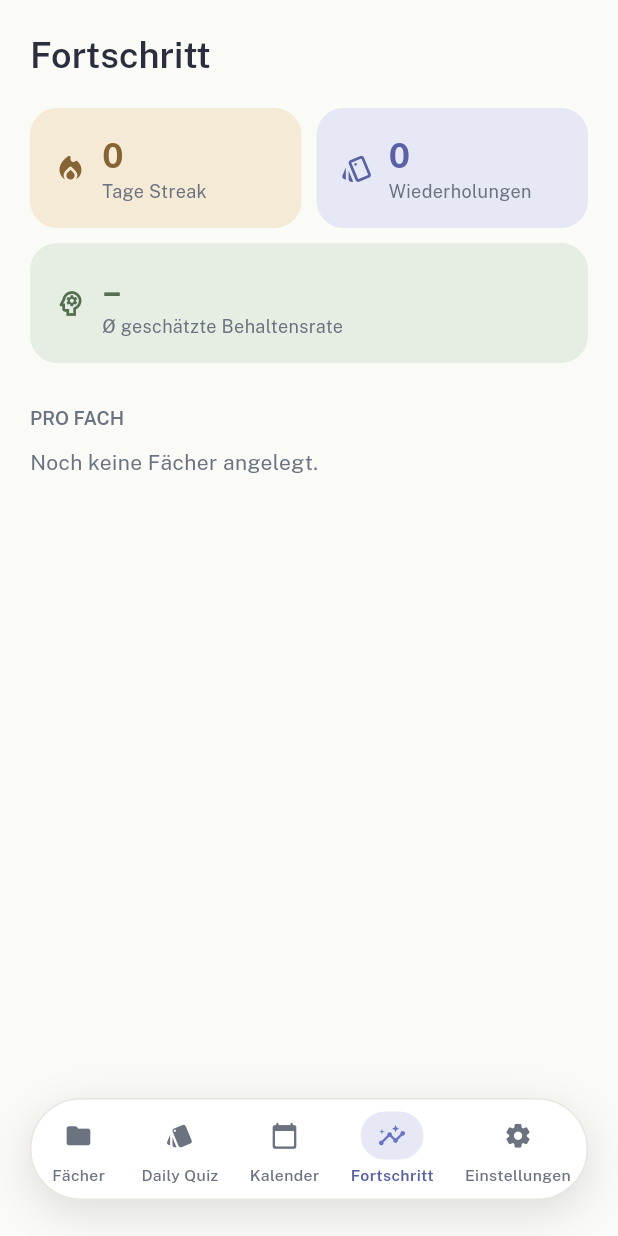
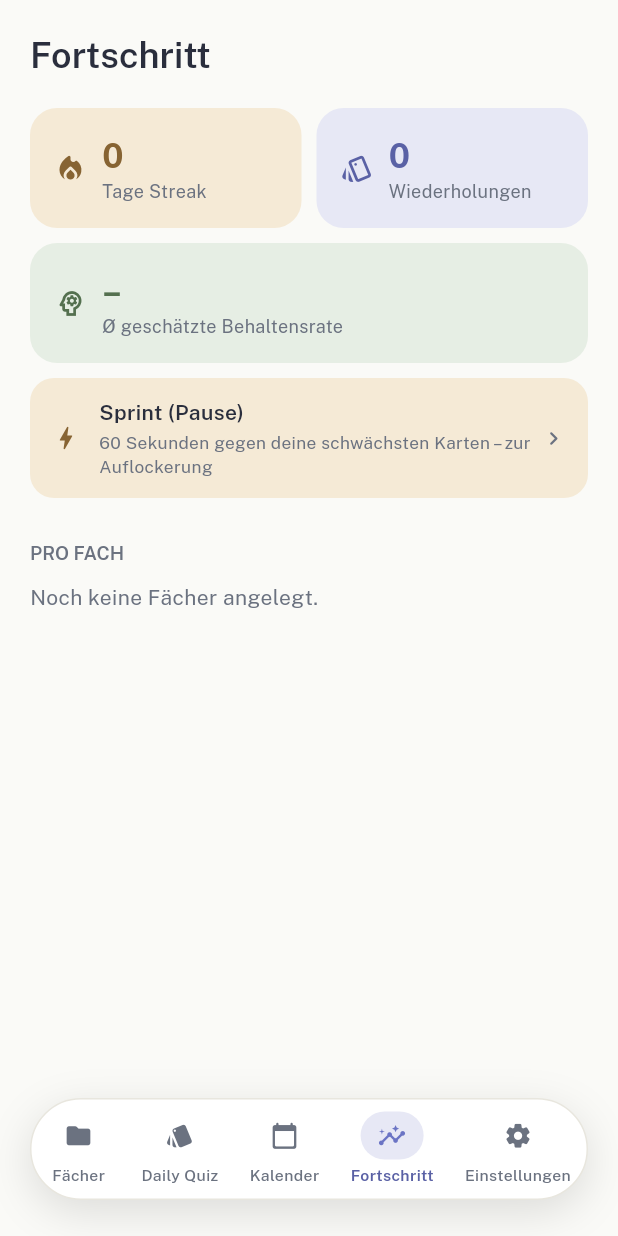
Before and after one commit to nphjfvp/Lernen, a Flutter app: the screen it shows after launch, item 2 of the bottom bar chosen, after a tap on "Fortschritt", on a phone screen of 412 x 824 dp. Run offline on Flutter 3.47's test engine with Material 3 defaults, Android fonts, the phone set to English and light mode, and no system bars; our stand-ins replace cloud_firestore, cross_file, file_picker, firebase_auth, firebase_core, flutter_local_notifications and 7 more; missing offline and left inert: desktop_drop, home_widget, syncfusion_flutter_pdf, syncfusion_flutter_pdfviewer; accounts and stored records are empty; network calls fail.

Commit message:
Add a self-referenced mastery trend and an optional Sprint break mode
- MasterySnapshot: one daily aggregate snapshot (ampel breakdown + average
  retrievability) recorded whenever the Fortschritt tab loads, idempotent
  per calendar day - not a full review log, just enough to compare "today"
  against "about a week ago" (MasteryTrendService, pure and tested).
  Surfaced as a small trend card in StatsScreen, deliberately a comparison
  against the user's own past state rather than other users - competence
  feedback against your own baseline holds up better than leaderboards
  (self-determination theory).
- SprintScreen: an optional 60-second timed round through the weakest
  (ampel-red, falling back to +yellow if too few) cards across all
  subjects, reusing the existing QuestionAnswerView/question types. No
  FSRS side effects and no coins/shop/leaderboard - only a local personal
  best (AppSettings.bestSprintScore). Positioned in the Fortschritt tab,
  away from the core Vorbereiten/Nachbereiten/Daily Quiz loop, since
  gamification reliably lifts engagement but not per-session learning
  gains - it's a break, not a substitute for retrieval practice.

Co-Authored-By: Claude Sonnet 5 <noreply@anthropic.com>
Claude-Session: https://claude.ai/code/session_01NJyPeVZbNMSmD6hiV7yhpx

```diff
--- a/lib/models/app_settings.dart
+++ b/lib/models/app_settings.dart
@@ -37,6 +37,13 @@ class AppSettings {
   /// testbar bleibt). Default 18:00.
   final int dailyReminderMinuteOfDay;
 
+  /// Persönliche Bestleistung im Sprint-Pausenmodus (siehe SprintScreen) –
+  /// Anzahl richtig beantworteter Karten in einer Runde. Bewusst rein
+  /// geräte-lokal wie die Lernerinnerungs-Uhrzeit (kein Leaderboard, kein
+  /// Vergleich mit anderen Nutzern): Kompetenz-Feedback gegen den eigenen
+  /// früheren Stand motiviert nachhaltiger als sozialer Vergleich.
+  final int bestSprintScore;
+
   static const defaultQuestionModel = 'deepseek/deepseek-chat';
   static const defaultVisionModel = 'google/gemini-2.5-flash';
   static const defaultCrosscheckModel = 'anthropic/claude-3.5-haiku';
@@ -53,6 +60,7 @@ class AppSettings {
     this.lastSyncAt,
     this.dailyReminderEnabled = false,
     this.dailyReminderMinuteOfDay = defaultReminderMinuteOfDay,
+    this.bestSprintScore = 0,
   });
 
   bool get hasApiKey =>
@@ -72,6 +80,7 @@ class AppSettings {
     DateTime? lastSyncAt,
     bool? dailyReminderEnabled,
     int? dailyReminderMinuteOfDay,
+    int? bestSprintScore,
   }) {
     return AppSettings(
       openRouterApiKey: openRouterApiKey ?? this.openRouterApiKey,
@@ -84,6 +93,7 @@ class AppSettings {
       lastSyncAt: lastSyncAt ?? this.lastSyncAt,
       dailyReminderEnabled: dailyReminderEnabled ?? this.dailyReminderEnabled,
       dailyReminderMinuteOfDay: dailyReminderMinuteOfDay ?? this.dailyReminderMinuteOfDay,
+      bestSprintScore: bestSprintScore ?? this.bestSprintScore,
     );
   }
 
@@ -98,6 +108,7 @@ class AppSettings {
         'lastSyncAt': lastSyncAt?.toIso8601String(),
         'dailyReminderEnabled': dailyReminderEnabled,
         'dailyReminderMinuteOfDay': dailyReminderMinuteOfDay,
+        'bestSprintScore': bestSprintScore,
       };
 
   factory AppSettings.fromMap(Map<String, dynamic> map) => AppSettings(
@@ -116,5 +127,6 @@ class AppSettings {
             : DateTime.parse(map['lastSyncAt'] as String),
         dailyReminderEnabled: map['dailyReminderEnabled'] as bool? ?? false,
         dailyReminderMinuteOfDay: map['dailyReminderMinuteOfDay'] as int? ?? defaultReminderMinuteOfDay,
+        bestSprintScore: map['bestSprintScore'] as int? ?? 0,
       );
 }
--- /dev/null
+++ b/lib/models/mastery_snapshot.dart
@@ -0,0 +1,56 @@
+/// Ein Tages-Schnappschuss der aggregierten Fortschritts-Kennzahlen (Ampel-
+/// Aufschlüsselung + Ø Behaltensrate) über ALLE Fächer hinweg – Grundlage für
+/// den Wochenvergleich in StatsScreen ("mehr Grün als letzte Woche"), ohne
+/// dafür ein vollständiges Review-Log führen zu müssen: ein Eintrag pro
+/// Kalendertag reicht, überschrieben bei jedem erneuten Aufruf desselben
+/// Tages (siehe MasterySnapshotRepository.recordToday).
+class MasterySnapshot {
+  const MasterySnapshot({
+    required this.date,
+    required this.red,
+    required this.yellow,
+    required this.green,
+    required this.neu,
+    this.averageRetrievability,
+  });
+
+  /// Datumsanteil ohne Uhrzeit – dient als eindeutiger Schlüssel (ein
+  /// Eintrag pro Kalendertag, siehe [dateKey]).
+  final DateTime date;
+  final int red;
+  final int yellow;
+  final int green;
+  final int neu;
+  final double? averageRetrievability;
+
+  /// Anteil grüner an allen BEREITS EINGESTUFTEN Karten (rot+gelb+grün, ohne
+  /// "neu") – fairer für einen Wochenvergleich als die reine Anzahl, da die
+  /// Gesamtkartenzahl über die Zeit wächst (neue Karten kommen dazu, ohne
+  /// dass sich am Wissensstand etwas geändert hat).
+  double? get greenShare {
+    final assessed = red + yellow + green;
+    if (assessed == 0) return null;
+    return green / assessed;
+  }
+
+  String get dateKey => '${date.year.toString().padLeft(4, '0')}-'
+      '${date.month.toString().padLeft(2, '0')}-${date.day.toString().padLeft(2, '0')}';
+
+  Map<String, dynamic> toMap() => {
+        'date': date.toIso8601String(),
+        'red': red,
+        'yellow': yellow,
+        'green': green,
+        'neu': neu,
+        'averageRetrievability': averageRetrievability,
+      };
+
+  factory MasterySnapshot.fromMap(Map<String, dynamic> map) => MasterySnapshot(
+        date: DateTime.parse(map['date'] as String),
+        red: map['red'] as int,
+        yellow: map['yellow'] as int,
+        green: map['green'] as int,
+        neu: map['neu'] as int,
+        averageRetrievability: (map['averageRetrievability'] as num?)?.toDouble(),
+      );
+}
--- /dev/null
+++ b/lib/repositories/mastery_snapshot_repository.dart
@@ -0,0 +1,33 @@
+import 'package:sembast/sembast.dart';
+
+import '../models/mastery_snapshot.dart';
+import '../services/database_service.dart';
+
+/// Speichert/lädt die täglichen Ampel-Schnappschüsse (siehe MasterySnapshot)
+/// – bewusst kein ChangeNotifier: wird nur einmalig beim Laden von
+/// StatsScreen aufgerufen, kein reaktiver State nötig.
+class MasterySnapshotRepository {
+  /// Schreibt (bzw. überschreibt) den Schnappschuss für [snapshot.date] –
+  /// mehrfaches Aufrufen am selben Tag ist sicher (idempotent), da
+  /// [MasterySnapshot.dateKey] als Datensatz-Schlüssel dient.
+  Future<void> recordToday(MasterySnapshot snapshot) async {
+    final db = await DatabaseService.instance.database;
+    await DatabaseService.masterySnapshots.record(snapshot.dateKey).put(db, snapshot.toMap());
+  }
+
+  /// Alle Schnappschüsse der letzten [days] Tage (inkl. heute, falls
+  /// vorhanden), älteste zuerst.
+  Future<List<MasterySnapshot>> loadRecent(int days, {DateTime? now}) async {
+    final db = await DatabaseService.instance.database;
+    final today = now ?? DateTime.now();
+    final cutoff = DateTime(today.year, today.month, today.day).subtract(Duration(days: days));
+    final records = await DatabaseService.masterySnapshots.find(
+      db,
+      finder: Finder(
+        filter: Filter.greaterThanOrEquals('date', cutoff.toIso8601String()),
+        sortOrders: [SortOrder('date')],
+      ),
+    );
+    return records.map((r) => MasterySnapshot.fromMap(r.value)).toList();
+  }
+}
--- a/lib/services/database_service.dart
+++ b/lib/services/database_service.dart
@@ -32,6 +32,7 @@ class DatabaseService {
   static final lectureUnits = stringMapStoreFactory.store('lecture_units');
   static final flashcards = stringMapStoreFactory.store('flashcards');
   static final settings = stringMapStoreFactory.store('settings');
+  static final masterySnapshots = stringMapStoreFactory.store('mastery_snapshots');
   static final modelCatalog = stringMapStoreFactory.store('model_catalog');
   static final chatMessages = stringMapStoreFactory.store('chat_messages');
 }
--- /dev/null
+++ b/lib/services/mastery_trend_service.dart
@@ -0,0 +1,70 @@
+import '../models/mastery_snapshot.dart';
+
+/// Vergleich des heutigen Stands mit einem Schnappschuss aus der Vergangenheit
+/// – Grundlage für die Trend-Anzeige in StatsScreen ("mehr Grün als vor einer
+/// Woche"). Bewusst als reiner Kompetenz-Vergleich mit dem EIGENEN früheren
+/// Stand statt mit anderen Nutzern (Selbstbestimmungstheorie: Feedback zur
+/// eigenen Entwicklung motiviert nachhaltiger als sozialer Vergleich/
+/// Leaderboards, siehe Deci & Ryan).
+class MasteryTrend {
+  const MasteryTrend({
+    required this.daysAgo,
+    this.retrievabilityDelta,
+    this.greenShareDelta,
+  });
+
+  /// Tatsächlicher Abstand zum gefundenen Vergleichs-Schnappschuss (kann vom
+  /// gewünschten Zielwert abweichen, wenn z.B. an genau diesem Tag kein
+  /// Schnappschuss vorliegt).
+  final int daysAgo;
+
+  /// Heutige minus damalige Ø-Behaltensrate (positiv = besser als damals).
+  /// Null, wenn für einen der beiden Zeitpunkte kein Wert vorlag.
+  final double? retrievabilityDelta;
+
+  /// Heutiger minus damaliger Grün-Anteil (siehe MasterySnapshot.greenShare).
+  final double? greenShareDelta;
+}
+
+class MasteryTrendService {
+  MasteryTrendService._();
+
+  /// Sucht in [history] den Schnappschuss, der am nächsten an
+  /// [targetDaysAgo] Tage VOR [today] liegt (Standard: Wochenvergleich), und
+  /// vergleicht ihn mit [today]. Liefert `null`, wenn [history] keinen
+  /// Eintrag aus der echten Vergangenheit enthält (z.B. erste Woche der
+  /// Nutzung – noch keine Vergleichsbasis).
+  static MasteryTrend? compare({
+    required MasterySnapshot today,
+    required List<MasterySnapshot> history,
+    int targetDaysAgo = 7,
+  }) {
+    MasterySnapshot? reference;
+    int? bestDistanceToTarget;
+    for (final snapshot in history) {
+      final daysAgo = today.date.difference(snapshot.date).inDays;
+      if (daysAgo <= 0) continue; // nur echte Vergangenheit, nicht heute/Zukunft
+      final distanceToTarget = (daysAgo - targetDaysAgo).abs();
+      if (bestDistanceToTarget == null || distanceToTarget < bestDistanceToTarget) {
+        bestDistanceToTarget = distanceToTarget;
+        reference = snapshot;
+      }
+    }
+    if (reference == null) return null;
+
+    double? retrievabilityDelta;
+    if (today.averageRetrievability != null && reference.averageRetrievability != null) {
+      retrievabilityDelta = today.averageRetrievability! - reference.averageRetrievability!;
+    }
+    double? greenShareDelta;
+    if (today.greenShare != null && reference.greenShare != null) {
+      greenShareDelta = today.greenShare! - reference.greenShare!;
+    }
+
+    return MasteryTrend(
+      daysAgo: today.date.difference(reference.date).inDays,
+      retrievabilityDelta: retrievabilityDelta,
+      greenShareDelta: greenShareDelta,
+    );
+  }
+}
--- a/lib/ui/stats/stats_screen.dart
+++ b/lib/ui/stats/stats_screen.dart
@@ -1,11 +1,15 @@
 import 'package:flutter/material.dart';
 import 'package:provider/provider.dart';
 
+import '../../models/mastery_snapshot.dart';
 import '../../repositories/flashcard_repository.dart';
+import '../../repositories/mastery_snapshot_repository.dart';
 import '../../repositories/module_repository.dart';
 import '../../services/mastery_service.dart';
+import '../../services/mastery_trend_service.dart';
 import '../../services/stats_service.dart';
 import '../../theme/app_colors.dart';
+import '../sprint/sprint_screen.dart';
 import '../widgets/mastery_dot.dart';
 
 /// Fortschritts-Übersicht: Streak, Gesamtzahl Wiederholungen, durchschnitt-
@@ -22,6 +26,8 @@ class StatsScreen extends StatefulWidget {
 
 class _StatsScreenState extends State<StatsScreen> {
   OverallStats? _stats;
+  MasteryTrend? _trend;
+  final _snapshotRepo = MasterySnapshotRepository();
 
   @override
   void initState() {
@@ -33,8 +39,27 @@ class _StatsScreenState extends State<StatsScreen> {
     final modules = context.read<ModuleRepository>().modules;
     final allCards = await context.read<FlashcardRepository>().loadAll();
     if (!mounted) return;
+    final stats = StatsService().compute(modules: modules, allCards: allCards);
+
+    // Ampel-Trend ("mehr Grün als letzte Woche"): einmal täglich einen
+    // Schnappschuss der aktuellen Ampel-Aufschlüsselung + Behaltensrate
+    // sichern (überschreibt bei mehrfachem Aufruf am selben Tag denselben
+    // Eintrag), dann mit dem Stand von vor ~7 Tagen vergleichen.
+    final breakdown = MasteryService().breakdown(allCards);
+    final today = MasterySnapshot(
+      date: DateTime.now(),
+      red: breakdown[MasteryLevel.red] ?? 0,
+      yellow: breakdown[MasteryLevel.yellow] ?? 0,
+      green: breakdown[MasteryLevel.green] ?? 0,
+      neu: breakdown[MasteryLevel.neu] ?? 0,
+      averageRetrievability: stats.averageRetrievability,
+    );
+    await _snapshotRepo.recordToday(today);
+    final history = await _snapshotRepo.loadRecent(14);
+    if (!mounted) return;
     setState(() {
-      _stats = StatsService().compute(modules: modules, allCards: allCards);
+      _stats = stats;
+      _trend = MasteryTrendService.compare(today: today, history: history);
     });
   }
 
@@ -91,6 +116,16 @@ class _StatsScreenState extends State<StatsScreen> {
                       fg: c.good,
                       bg: c.goodSoft,
                       wide: true,
+                    ),
+                    if (_trend != null) ...[
+                      const SizedBox(height: 10),
+                      _TrendCard(trend: _trend!),
+                    ],
+                    const SizedBox(height: 10),
+                    _SprintEntryCard(
+                      onTap: () => Navigator.of(context).push(
+                        MaterialPageRoute(builder: (_) => const SprintScreen()),
+                      ),
                     ),
                     const SizedBox(height: 28),
                     Text(
@@ -149,6 +184,109 @@ class _StatCard extends StatelessWidget {
             ],
           ),
         ],
+      ),
+    );
+  }
+}
+
+/// Vergleicht den heutigen Stand mit dem Schnappschuss von vor ~7 Tagen
+/// (siehe MasteryTrendService) – Kompetenz-Feedback gegen den EIGENEN
+/// früheren Stand statt Fremdvergleich/Leaderboard (Selbstbestimmungstheorie).
+class _TrendCard extends StatelessWidget {
+  const _TrendCard({required this.trend});
+  final MasteryTrend trend;
+
+  @override
+  Widget build(BuildContext context) {
+    final c = context.colors;
+    final retrievability = trend.retrievabilityDelta;
+    final greenShare = trend.greenShareDelta;
+    if (retrievability == null && greenShare == null) return const SizedBox.shrink();
+
+    return DecoratedBox(
+      decoration: BoxDecoration(color: c.surface, border: Border.all(color: c.border), borderRadius: BorderRadius.circular(16)),
+      child: Padding(
+        padding: const EdgeInsets.all(14),
+        child: Row(
+          children: [
+            Icon(Icons.trending_up_rounded, color: c.accent, size: 20),
+            const SizedBox(width: 10),
+            Expanded(
+              child: Column(
+                crossAxisAlignment: CrossAxisAlignment.start,
+                children: [
+                  Text('Gegenüber vor ${trend.daysAgo} Tagen', style: TextStyle(fontSize: 11.5, color: c.inkMuted)),
+                  const SizedBox(height: 4),
+                  if (retrievability != null) _TrendLine(c: c, label: 'Behaltensrate', delta: retrievability),
+                  if (greenShare != null) _TrendLine(c: c, label: 'Grün-Anteil', delta: greenShare),
+                ],
+              ),
+            ),
+          ],
+        ),
+      ),
+    );
+  }
+}
+
+class _TrendLine extends StatelessWidget {
+  const _TrendLine({required this.c, required this.label, required this.delta});
+  final AppColors c;
+  final String label;
+  final double delta;
+
+  @override
+  Widget build(BuildContext context) {
+    final rounded = (delta * 100).round();
+    final color = rounded > 0 ? c.good : (rounded < 0 ? c.danger : c.inkMuted);
+    final sign = rounded > 0 ? '+' : '';
+    return Padding(
+      padding: const EdgeInsets.only(top: 2),
+      child: Text(
+        '$label: $sign$rounded Prozentpunkte',
+        style: TextStyle(fontSize: 13, fontWeight: FontWeight.w600, color: color),
+      ),
+    );
+  }
+}
+
+/// Einstieg in den Sprint-Pausenmodus (siehe SprintScreen) – bewusst hier
+/// im Fortschritts-Tab statt neben Vorbereiten/Nachbereiten/Daily Quiz, um
+/// es klar vom Kernlernkreislauf abzugrenzen: eine optionale Auflockerung,
+/// kein Ersatz dafür.
+class _SprintEntryCard extends StatelessWidget {
+  const _SprintEntryCard({required this.onTap});
+  final VoidCallback onTap;
+
+  @override
+  Widget build(BuildContext context) {
+    final c = context.colors;
+    return DecoratedBox(
+      decoration: BoxDecoration(color: c.warnSoft, borderRadius: BorderRadius.circular(16)),
+      child: InkWell(
+        onTap: onTap,
+        borderRadius: BorderRadius.circular(16),
+        child: Padding(
+          padding: const EdgeInsets.symmetric(horizontal: 14, vertical: 13),
+          child: Row(
+            children: [
+              Icon(Icons.bolt_rounded, color: c.warn, size: 20),
+              const SizedBox(width: 12),
+              Expanded(
+                child: Column(
+                  crossAxisAlignment: CrossAxisAlignment.start,
+                  children: [
+                    Text('Sprint (Pause)', style: TextStyle(fontSize: 14, fontWeight: FontWeight.w600, color: c.ink)),
+                    const SizedBox(height: 2),
+                    Text('60 Sekunden gegen deine schwächsten Karten – zur Auflockerung',
+                        style: TextStyle(fontSize: 11.5, color: c.inkMuted)),
+                  ],
+                ),
+              ),
+              Icon(Icons.chevron_right_rounded, size: 18, color: c.inkMuted),
+            ],
+          ),
+        ),
       ),
     );
   }
```
Also changed, not shown: lib/ui/sprint/sprint_screen.dart (added, +323 -0 lines), 4 other files.
